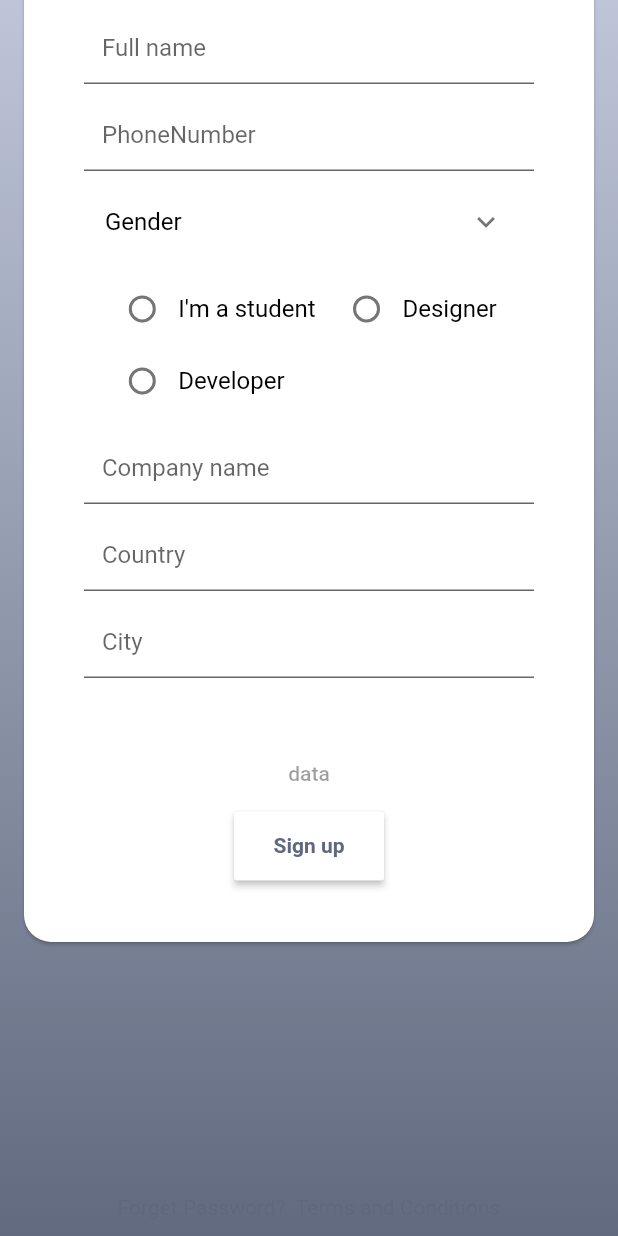
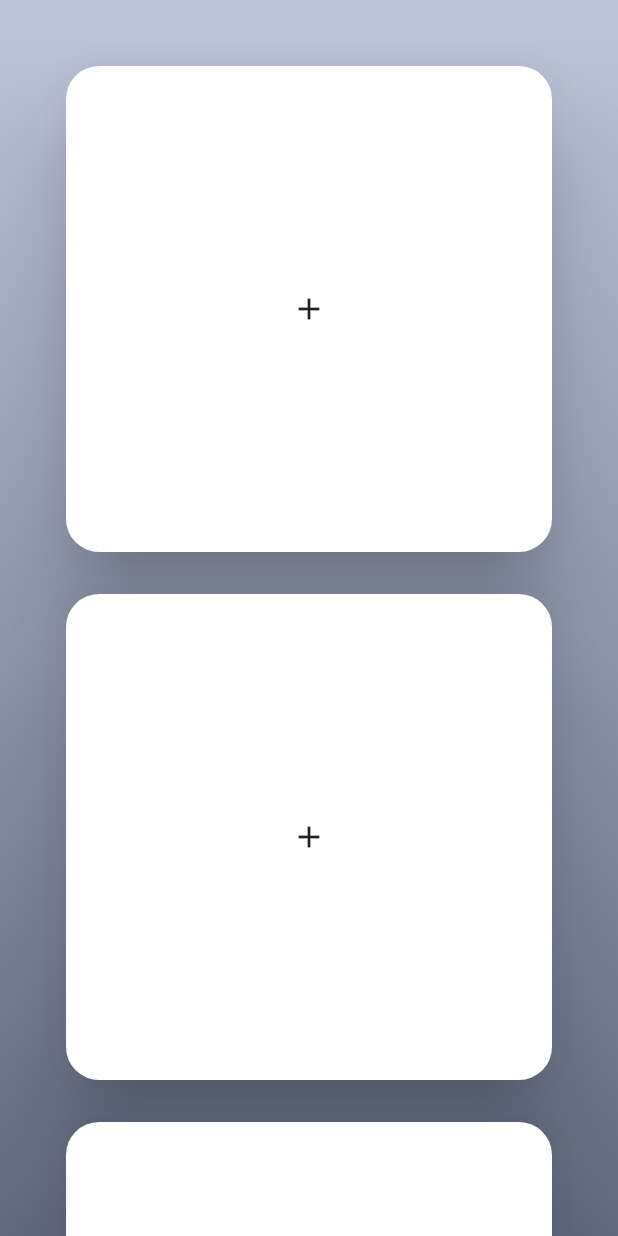
Before and after one commit to babakcode/bui_manager, a Flutter app: the SignUpPage screen opened by its route, scrolled down 399 dp, after a tap on "Sign up", on a phone screen of 412 x 824 dp. Run offline on Flutter 3.47's test engine with Material 2 defaults, Android fonts, the phone set to English and light mode, and no system bars.

Commit message:
create home page

```diff
--- a/lib/main.dart
+++ b/lib/main.dart
@@ -1,4 +1,5 @@
 import 'package:bui_managers/constants/app_constants.dart';
+import 'package:bui_managers/ui/pages/home/home_page.dart';
 import 'package:bui_managers/ui/pages/sign_in/sign_in_page.dart';
 import 'package:bui_managers/ui/pages/sign_up/sign_up_page.dart';
 import 'package:flutter/material.dart';
@@ -31,6 +32,7 @@ class MyApp extends StatelessWidget {
       routes: {
         '/sign_in': (context) => const SignInPage(),
         '/sign_up': (context) => const SignUpPage(),
+        '/home': (context) => const HomePage(),
       },
       theme: ThemeData(
         primaryColor: Colors.black,
--- /dev/null
+++ b/lib/ui/pages/home/home_page.dart
@@ -0,0 +1,41 @@
+import 'package:bui_managers/ui/pages/home/drawer_page.dart';
+import 'package:bui_managers/ui/pages/home/projects_page.dart';
+import 'package:flutter/material.dart';
+
+class HomePage extends StatefulWidget {
+  const HomePage({Key? key}) : super(key: key);
+
+  @override
+  State<HomePage> createState() => _HomePageState();
+}
+
+class _HomePageState extends State<HomePage> {
+  @override
+  Widget build(BuildContext context) {
+    final double _width = MediaQuery.of(context).size.width;
+    return Scaffold(
+      body: Container(
+        width: double.infinity,
+        height: MediaQuery.of(context).size.height,
+        decoration: const BoxDecoration(
+          gradient: LinearGradient(
+            colors: [
+              Color(0xffbec5d9),
+              Color(0xff616a7e),
+            ],
+            begin: Alignment.topCenter,
+            end: Alignment.bottomCenter,
+          ),
+        ),
+        child: Row(
+          mainAxisAlignment: MainAxisAlignment.start,
+          children: [
+            if (_width > 960)
+              const SizedBox(width: 300, child: DrawerPage()),
+            const Expanded(child: ProjectsPage())
+          ],
+        ),
+      ),
+    );
+  }
+}
--- /dev/null
+++ b/lib/ui/pages/home/projects_page.dart
@@ -0,0 +1,35 @@
+import 'package:flutter/material.dart';
+
+class ProjectsPage extends StatelessWidget {
+  const ProjectsPage({Key? key}) : super(key: key);
+
+  @override
+  Widget build(BuildContext context) {
+    double _width = MediaQuery.of(context).size.width;
+    if(_width > 960){
+      _width -= 260;
+    }
+    print(_width);
+    return Scaffold(
+      backgroundColor: Colors.transparent,
+      body: GridView.builder(
+        padding: const EdgeInsets.all(40.0),
+        itemCount: 12,
+        gridDelegate:
+        SliverGridDelegateWithFixedCrossAxisCount(crossAxisCount: _width ~/ 300 , crossAxisSpacing: 20, mainAxisSpacing: 20,),
+        itemBuilder: (context, index) {
+          return Card(
+            elevation: 24,
+            shape: RoundedRectangleBorder(
+              borderRadius: BorderRadius.circular(22)
+            ),
+            child: Padding(
+              padding: EdgeInsets.all(30),
+              child: Icon(Icons.add),
+            ),
+          );
+        },
+      ),
+    );
+  }
+}
--- a/lib/ui/pages/sign_up/sign_up_page.dart
+++ b/lib/ui/pages/sign_up/sign_up_page.dart
@@ -260,7 +260,9 @@ class _SignUpPageState extends State<SignUpPage> {
 
                         MaterialButton(
                           color: Colors.white,
-                          onPressed: () {},
+                          onPressed: () {
+                            Navigator.pushNamed(context, '/home');
+                          },
                           minWidth: 100,
                           height: 46,
                           child: const Text(
```
Also changed, not shown: lib/ui/pages/home/drawer_page.dart (added, +46 -0 lines), lib/ui/widgets/app_list_tile.dart (added, +25 -0 lines).
